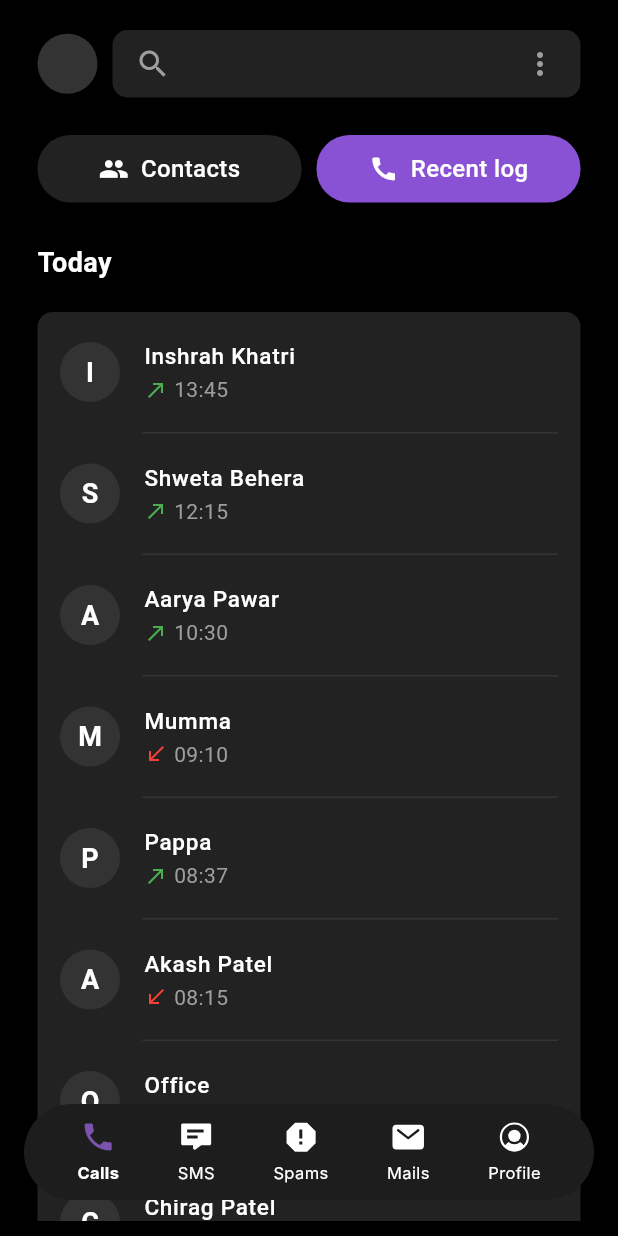
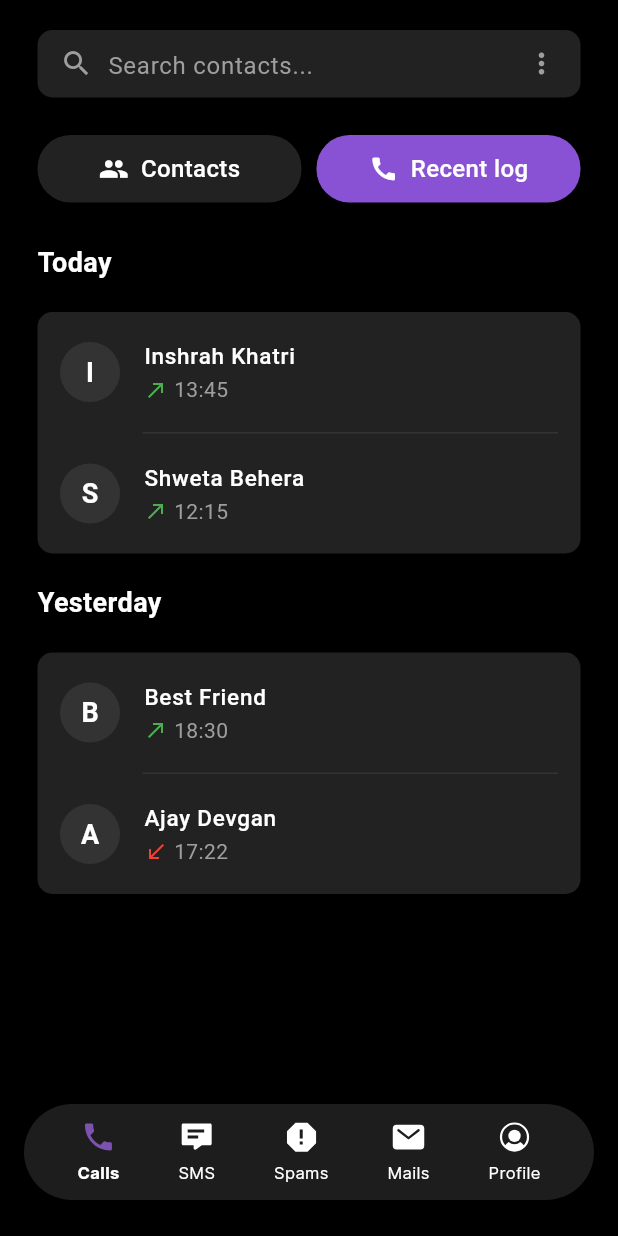
Before and after one commit to shwet46/safence, a Flutter app: the screen it shows after launch, after a tap on "Contacts", after a tap on "Recent log", on a phone screen of 412 x 824 dp. Run offline on Flutter 3.47's test engine with Material 3 defaults, Android fonts, the light colour scheme and no system bars; our stand-ins replace flutter_contacts, flutter_secure_storage, flutter_svg, jwt_decoder.

Commit message:
added realtime contacts

```diff
--- a/lib/views/main/calls.dart
+++ b/lib/views/main/calls.dart
@@ -1,4 +1,5 @@
 import 'package:flutter/material.dart';
+import 'package:flutter_contacts/flutter_contacts.dart';
 
 class CallsPage extends StatefulWidget {
   const CallsPage({super.key});
@@ -9,6 +10,44 @@ class CallsPage extends StatefulWidget {
 
 class _PhoneAppPageState extends State<CallsPage> {
   bool showContacts = false;
+  List<Contact> _contacts = [];
+  List<Contact> _filteredContacts = [];
+  bool _permissionDenied = false;
+  String _searchQuery = "";
+
+  @override
+  void initState() {
+    super.initState();
+    _fetchContacts();
+  }
+
+  Future<void> _fetchContacts() async {
+    if (!await FlutterContacts.requestPermission(readonly: true)) {
+      setState(() => _permissionDenied = true);
+    } else {
+      final contacts = await FlutterContacts.getContacts(
+        withProperties: true,
+        withPhoto: true,
+      );
+      // Sort contacts alphabetically by displayName
+      contacts.sort((a, b) => a.displayName.toLowerCase().compareTo(b.displayName.toLowerCase()));
+      setState(() {
+        _contacts = contacts;
+        _filteredContacts = List<Contact>.from(contacts);
+      });
+    }
+  }
+
+  void _filterContacts(String query) {
+    setState(() {
+      _searchQuery = query;
+    _filteredContacts = _contacts
+      .where((c) => c.displayName.toLowerCase().contains(query.toLowerCase()))
+      .toList();
+    // Sort filtered contacts alphabetically
+    _filteredContacts.sort((a, b) => a.displayName.toLowerCase().compareTo(b.displayName.toLowerCase()));
+    });
+  }
 
   @override
   Widget build(BuildContext context) {
@@ -34,31 +73,10 @@ class _PhoneAppPageState extends State<CallsPage> {
     );
   }
 
+  // 🔹 Custom Search Bar (matches your dark theme)
   Widget _buildSearchBar() {
     return Padding(
       padding: const EdgeInsets.symmetric(horizontal: 15, vertical: 10),
-      child: Row(
-        children: [
-          Container(
-            width: 40,
-            height: 40,
-            decoration: const BoxDecoration(
-              color: Color(0xFF333333),
-              shape: BoxShape.circle,
-            ),
-            child: const Center(
-              child: Text(
-                "",
-                style: TextStyle(
-                  color: Colors.white,
-                  fontSize: 18,
-                  fontWeight: FontWeight.bold,
-                ),
-              ),
-            ),
-          ),
-          const SizedBox(width: 10),
-          Expanded(
       child: Container(
         padding: const EdgeInsets.symmetric(horizontal: 15),
         height: 45,
@@ -66,20 +84,30 @@ class _PhoneAppPageState extends State<CallsPage> {
           color: const Color(0xFF222222),
           borderRadius: BorderRadius.circular(10),
         ),
-              child: const Row(
-                mainAxisAlignment: MainAxisAlignment.spaceBetween,
+        child: Row(
           children: [
-                  Icon(Icons.search, color: Colors.grey, size: 24),
-                  Icon(Icons.more_vert, color: Colors.grey, size: 24),
+            const Icon(Icons.search, color: Colors.grey, size: 22),
+            const SizedBox(width: 10),
+            Expanded(
+              child: TextField(
+                style: const TextStyle(color: Colors.white),
+                cursorColor: Colors.white,
+                decoration: const InputDecoration(
+                  hintText: "Search contacts...",
+                  hintStyle: TextStyle(color: Colors.grey),
+                  border: InputBorder.none,
+                ),
+                onChanged: _filterContacts,
+              ),
+            ),
+            const Icon(Icons.more_vert, color: Colors.grey, size: 22),
           ],
         ),
-            ),
-          ),
-        ],
       ),
     );
   }
 
+  // 🔹 Toggle buttons styled like your code
   Widget _buildFilterButtons() {
     return Padding(
       padding: const EdgeInsets.symmetric(horizontal: 15, vertical: 5),
@@ -133,102 +161,99 @@ class _PhoneAppPageState extends State<CallsPage> {
     );
   }
 
+  // 🔹 Contacts View (real phone contacts, styled)
   Widget _buildContactsView() {
-    return SingleChildScrollView(
-      child: Column(
-        crossAxisAlignment: CrossAxisAlignment.start,
-        children: [
-          _buildContactSection('Favourites', [
-            ContactItem(name: 'Mumma', location: 'Mumbai, Maharashtra'),
-            ContactItem(name: 'Pappa', location: 'Mumbai, Maharashtra'),
-            ContactItem(name: 'Didi', location: 'Pune, Maharashtra'),
-            ContactItem(name: 'Best Friend', location: 'Delhi, NCR'),
-          ]),
-          _buildContactSection('A', [
-            ContactItem(name: 'Aarya Pawar', location: 'Mumbai, Maharashtra'),
-            ContactItem(name: 'Aadit', location: 'Bangalore, Karnataka'),
-            ContactItem(name: 'Abhishek', location: 'Mumbai, Maharashtra'),
-            ContactItem(name: 'Abhimanyu', location: 'Delhi, NCR'),
-            ContactItem(name: 'Aditi Sharma', location: 'Bengaluru, Karnataka'),
-            ContactItem(name: 'Ajay Devgan', location: 'Mumbai, Maharashtra'),
-            ContactItem(name: 'Akash Patel', location: 'Ahmedabad, Gujarat'),
-            ContactItem(name: 'Akshay Kumar', location: 'Mumbai, Maharashtra'),
-            ContactItem(name: 'Aman Singh', location: 'Chennai, Tamil Nadu'),
-            ContactItem(name: 'Amit Shah', location: 'Delhi, NCR'),
-          ]),
-          _buildContactSection('B', [
-            ContactItem(name: 'Bhavesh Joshi', location: 'Mumbai, Maharashtra'),
-            ContactItem(name: 'Bharat Kumar', location: 'Jaipur, Rajasthan'),
-            ContactItem(name: 'Bindu Madhavi', location: 'Hyderabad, Telangana'),
-          ]),
-          _buildContactSection('C', [
-            ContactItem(name: 'Chirag Patel', location: 'Surat, Gujarat'),
-            ContactItem(name: 'Chetan Bhagat', location: 'Mumbai, Maharashtra'),
-            ContactItem(name: 'Chandrika Devi', location: 'Patna, Bihar'),
-          ]),
-          _buildContactSection('D', [
-            ContactItem(name: 'Deepak Chahar', location: 'Mumbai, Maharashtra'),
-            ContactItem(name: 'Divya Khosla', location: 'Mumbai, Maharashtra'),
-          ]),
-        ],
-      ),
+    if (_permissionDenied) {
+      return const Center(
+        child: Text("Permission denied", style: TextStyle(color: Colors.white)),
       );
     }
 
-  Widget _buildContactSection(String title, List<ContactItem> contacts) {
+    if (_contacts.isEmpty) {
+      return const Center(
+        child: CircularProgressIndicator(color: Colors.white),
+      );
+    }
+
+    if (_filteredContacts.isEmpty && _searchQuery.isNotEmpty) {
+      return Center(
+        child: Text("No contacts found",
+            style: TextStyle(color: Colors.white.withOpacity(0.7))),
+      );
+    }
+
+    // Group contacts by starting letter
+    final Map<String, List<Contact>> grouped = {};
+    for (final c in _filteredContacts) {
+      final letter = c.displayName.isNotEmpty
+          ? c.displayName[0].toUpperCase()
+          : "#";
+      grouped.putIfAbsent(letter, () => []).add(c);
+    }
+    final sortedLetters = grouped.keys.toList()..sort();
+
+    return ListView.builder(
+      itemCount: sortedLetters.length,
+      itemBuilder: (context, i) {
+        final letter = sortedLetters[i];
+        final contacts = grouped[letter]!;
         return Column(
           crossAxisAlignment: CrossAxisAlignment.start,
           children: [
             Padding(
-          padding: const EdgeInsets.symmetric(horizontal: 15.0, vertical: 12.0),
+              padding: const EdgeInsets.symmetric(horizontal: 18.0, vertical: 8.0),
               child: Text(
-            title,
-            style: const TextStyle(color: Colors.white, fontSize: 18, fontWeight: FontWeight.bold),
+                letter,
+                style: const TextStyle(
+                  color: Colors.white,
+                  fontSize: 20,
+                  fontWeight: FontWeight.bold,
                 ),
               ),
-        _buildContactGroup(contacts),
-      ],
-    );
-  }
-
-  Widget _buildContactGroup(List<ContactItem> contacts) {
+            ),
+            ...contacts.map((c) {
+              final firstLetter = c.displayName.isNotEmpty ? c.displayName[0] : "?";
               return Container(
-      margin: const EdgeInsets.symmetric(horizontal: 15.0, vertical: 8.0),
+                margin: const EdgeInsets.symmetric(horizontal: 15.0, vertical: 4.0),
                 decoration: BoxDecoration(
                   color: const Color(0xFF222222),
                   borderRadius: BorderRadius.circular(10),
                 ),
-      child: Column(
-        children: contacts.asMap().entries.map((entry) {
-          final index = entry.key;
-          final contact = entry.value;
-          final firstLetter = contact.name.isNotEmpty ? contact.name[0] : "?";
-
-          return Column(
-            children: [
-              ListTile(
+                child: ListTile(
                   contentPadding: const EdgeInsets.symmetric(horizontal: 15, vertical: 4),
-                leading: CircleAvatar(
+                  leading: c.thumbnail != null
+                      ? CircleAvatar(backgroundImage: MemoryImage(c.thumbnail!))
+                      : CircleAvatar(
                           backgroundColor: const Color(0xFF333333),
                           child: Text(
                             firstLetter,
-                    style: const TextStyle(color: Colors.white, fontSize: 18, fontWeight: FontWeight.bold),
+                            style: const TextStyle(
+                                color: Colors.white,
+                                fontSize: 18,
+                                fontWeight: FontWeight.bold),
                           ),
                         ),
-                title: Text(contact.name,
-                    style: const TextStyle(color: Colors.white, fontSize: 15, fontWeight: FontWeight.w500)),
-                subtitle: Text(contact.location,
-                    style: TextStyle(color: Colors.grey[500], fontSize: 14)),
+                  title: Text(
+                    c.displayName,
+                    style: const TextStyle(
+                        color: Colors.white,
+                        fontSize: 15,
+                        fontWeight: FontWeight.w500),
                   ),
-              if (index < contacts.length - 1)
-                const Divider(color: Color(0xFF333333), height: 1, indent: 70, endIndent: 15),
+                  subtitle: Text(
+                    c.phones.isNotEmpty ? c.phones.first.number : "(no number)",
+                    style: TextStyle(color: Colors.grey[500], fontSize: 14),
+                  ),
+                ),
+              );
+            }).toList(),
           ],
         );
-        }).toList(),
-      ),
+      },
     );
   }
 
+  // 🔹 Dummy Recent Log (kept from your UI)
   Widget _buildRecentLogView() {
     return SingleChildScrollView(
       child: Column(
@@ -237,33 +262,10 @@ class _PhoneAppPageState extends State<CallsPage> {
           _buildLogSection('Today', [
             CallLogItem(name: 'Inshrah Khatri', time: '13:45', isOutgoing: true),
             CallLogItem(name: 'Shweta Behera', time: '12:15', isOutgoing: true),
-            CallLogItem(name: 'Aarya Pawar', time: '10:30', isOutgoing: true),
-            CallLogItem(name: 'Mumma', time: '09:10', isOutgoing: false),
-            CallLogItem(name: 'Pappa', time: '08:37', isOutgoing: true),
-            CallLogItem(name: 'Akash Patel', time: '08:15', isOutgoing: false),
-            CallLogItem(name: 'Office', time: '07:45', isOutgoing: true),
-            CallLogItem(name: 'Chirag Patel', time: '07:22', isOutgoing: false),
-            CallLogItem(name: 'Aman Singh', time: '06:50', isOutgoing: true),
-            CallLogItem(name: 'Aditi Sharma', time: '06:15', isOutgoing: false),
           ]),
           _buildLogSection('Yesterday', [
-            CallLogItem(name: 'Inshrah Khatri', time: '21:45', isOutgoing: true),
-            CallLogItem(name: 'Shweta Behera', time: '19:15', isOutgoing: false),
             CallLogItem(name: 'Best Friend', time: '18:30', isOutgoing: true),
             CallLogItem(name: 'Ajay Devgan', time: '17:22', isOutgoing: false),
-            CallLogItem(name: 'Didi', time: '16:05', isOutgoing: true),
-            CallLogItem(name: 'Bharat Kumar', time: '15:40', isOutgoing: false),
-            CallLogItem(name: 'Deepak Chahar', time: '14:30', isOutgoing: true),
-            CallLogItem(name: 'Amit Shah', time: '13:15', isOutgoing: false),
-            CallLogItem(name: 'Chandrika Devi', time: '11:10', isOutgoing: true),
-            CallLogItem(name: 'Bindu Madhavi', time: '10:05', isOutgoing: false),
-          ]),
-          _buildLogSection('This Week', [
-            CallLogItem(name: 'Aaryan Sharma', time: 'Wed', isOutgoing: true),
-            CallLogItem(name: 'Abhishek Gupta', time: 'Wed', isOutgoing: false),
-            CallLogItem(name: 'Akshay Kumar', time: 'Tue', isOutgoing: true),
-            CallLogItem(name: 'Chetan Bhagat', time: 'Tue', isOutgoing: false),
-            CallLogItem(name: 'Divya Khosla', time: 'Mon', isOutgoing: true),
           ]),
         ],
       ),
@@ -277,7 +279,10 @@ class _PhoneAppPageState extends State<CallsPage> {
         Padding(
           padding: const EdgeInsets.symmetric(horizontal: 15.0, vertical: 12.0),
           child: Text(title,
-              style: const TextStyle(color: Colors.white, fontSize: 18, fontWeight: FontWeight.bold)),
+              style: const TextStyle(
+                  color: Colors.white,
+                  fontSize: 18,
+                  fontWeight: FontWeight.bold)),
         ),
         _buildCallLogGroup(logs),
       ],
@@ -300,20 +305,28 @@ class _PhoneAppPageState extends State<CallsPage> {
           return Column(
             children: [
               ListTile(
-                contentPadding: const EdgeInsets.symmetric(horizontal: 15, vertical: 4),
+                contentPadding:
+                    const EdgeInsets.symmetric(horizontal: 15, vertical: 4),
                 leading: CircleAvatar(
                   backgroundColor: const Color(0xFF333333),
                   child: Text(
                     firstLetter,
-                    style: const TextStyle(color: Colors.white, fontSize: 18, fontWeight: FontWeight.bold),
+                    style: const TextStyle(
+                        color: Colors.white,
+                        fontSize: 18,
+                        fontWeight: FontWeight.bold),
                   ),
                 ),
                 title: Text(call.name,
-                    style: const TextStyle(color: Colors.white, fontSize: 15, fontWeight: FontWeight.w500)),
+                    style: const TextStyle(
+                        color: Colors.white,
+                        fontSize: 15,
+                        fontWeight: FontWeight.w500)),
                 subtitle: Row(
                   children: [
                     Icon(call.isOutgoing ? Icons.call_made : Icons.call_received,
-                        color: call.isOutgoing ? Colors.green : Colors.red, size: 16),
+                        color: call.isOutgoing ? Colors.green : Colors.red,
+                        size: 16),
                     const SizedBox(width: 4),
                     Text(call.time,
                         style: TextStyle(color: Colors.grey[500], fontSize: 14)),
@@ -321,20 +334,14 @@ class _PhoneAppPageState extends State<CallsPage> {
                 ),
               ),
               if (index < calls.length - 1)
-                const Divider(color: Color(0xFF333333), height: 1, indent: 70, endIndent: 15),
+                const Divider(
+                    color: Color(0xFF333333), height: 1, indent: 70, endIndent: 15),
             ],
           );
         }).toList(),
       ),
     );
   }
-}
-
-class ContactItem {
-  final String name;
-  final String location;
-
-  ContactItem({required this.name, required this.location});
 }
 
 class CallLogItem {
```
Also changed, not shown: pubspec.yaml (+20 -19 lines), assets/images/loading.gif, pubspec.lock, 3 other files. Lines whose indentation alone changed are shown as unchanged.
